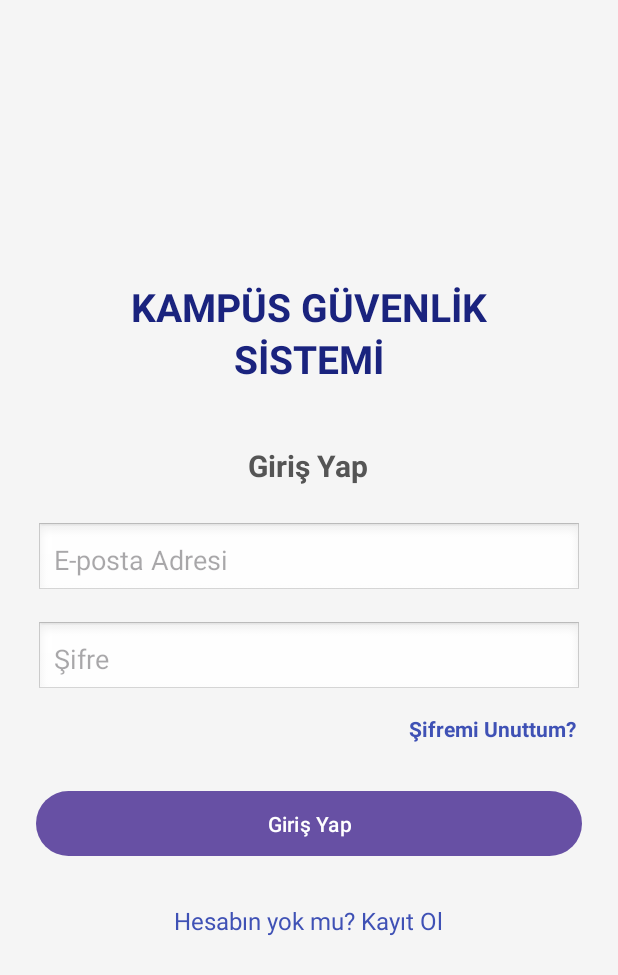
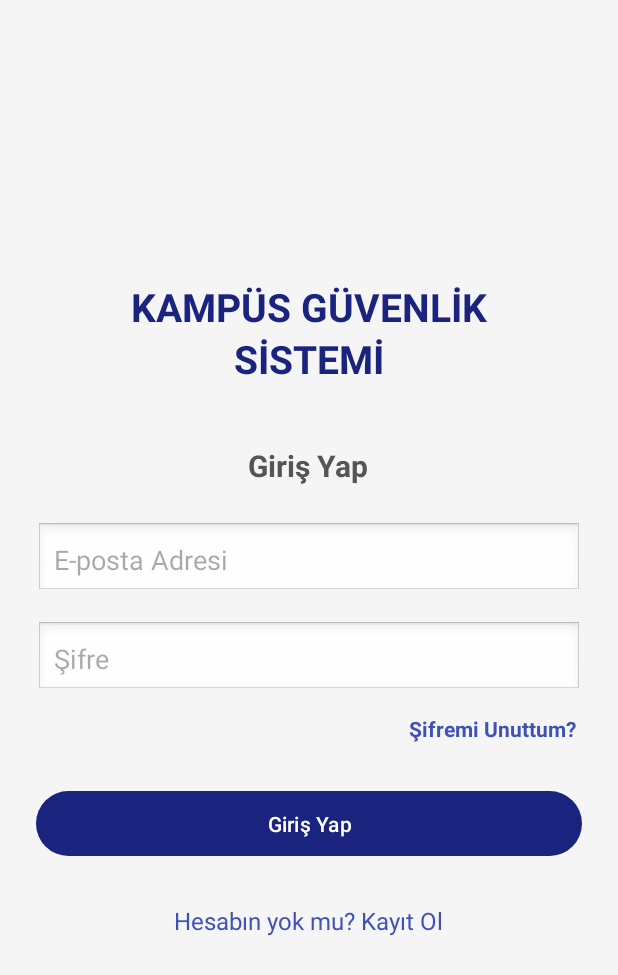
Before and after one commit to alisemiz/Akilli_Kampus_Uygulamasi, an Android app: the screen it shows after launch (MainActivity), on a phone screen of 412 x 824 dp. Shown: the top 975 px of the screen. Run offline under Robolectric (Android 15) with nearby library versions, the phone set to English and light mode, and no system bars; our stand-ins replace Firebase (no records; nobody signed in at launch, a user with empty details on screens opened directly), navigation-ui.

Commit message:
Uygulamanın karanlık ve aydınlık moda uygun tasarımı yapıldı.

```diff
--- a/app/src/main/res/values-night/themes.xml
+++ b/app/src/main/res/values-night/themes.xml
@@ -1,7 +1,18 @@
 <resources xmlns:tools="http://schemas.android.com/tools">
-    <!-- Base application theme. -->
     <style name="Base.Theme.Akilli_Kampus_Uygulamasi" parent="Theme.Material3.DayNight.NoActionBar">
-        <!-- Customize your dark theme here. -->
-        <!-- <item name="colorPrimary">@color/my_dark_primary</item> -->
     </style>
+
+    <style name="Theme.Akilli_Kampus_Uygulamasi" parent="Base.Theme.Akilli_Kampus_Uygulamasi">
+
+        <item name="colorPrimary">@color/dark_primary</item>
+        <item name="colorOnPrimary">@color/dark_onPrimary</item>
+        <item name="colorPrimaryContainer">@color/dark_primary</item>
+        <item name="colorOnPrimaryContainer">@color/dark_onPrimary</item>
+
+        <item name="colorSecondary">@color/dark_secondary</item>
+        <item name="colorOnSecondary">@color/dark_onSecondary</item>
+        <item name="colorSecondaryContainer">@color/dark_secondary</item>
+
+        <item name="android:colorBackground">@color/dark_background</item> <item name="colorSurface">@color/dark_surface</item> <item name="colorOnSurface">@color/dark_onSurface</item> <item name="android:statusBarColor">@color/dark_background</item>
+        <item name="android:windowLightStatusBar">false</item> </style>
 </resources>
--- a/app/src/main/res/values/colors.xml
+++ b/app/src/main/res/values/colors.xml
@@ -1,5 +1,25 @@
 <?xml version="1.0" encoding="utf-8"?>
 <resources>
-    <color name="black">#FF000000</color>
-    <color name="white">#FFFFFFFF</color>
+    <color name="light_primary">#1A237E</color>
+    <color name="light_onPrimary">#FFFFFF</color>
+    <color name="light_secondary">#FFC107</color>
+    <color name="light_onSecondary">#212121</color>
+    <color name="light_background">#F5F7FA</color>
+    <color name="light_surface">#FFFFFF</color>
+    <color name="light_onSurface">#1C1B1F</color>
+    <color name="dark_primary">#9FA8DA</color>
+    <color name="dark_onPrimary">#1A237E</color>
+    <color name="dark_secondary">#FFD54F</color>
+    <color name="dark_onSecondary">#3E2723</color>
+    <color name="dark_background">#121212</color>
+    <color name="dark_surface">#1E1E1E</color>
+    <color name="dark_onSurface">#E6E1E5</color>
+    <color name="status_red_light">#D32F2F</color>
+    <color name="status_red_dark">#EF9A9A</color>
+
+    <color name="status_green_light">#388E3C</color>
+    <color name="status_green_dark">#A5D6A7</color>
+
+    <color name="status_orange_light">#F57C00</color>
+    <color name="status_orange_dark">#FFCC80</color>
 </resources>
--- a/app/src/main/res/values/themes.xml
+++ b/app/src/main/res/values/themes.xml
@@ -1,9 +1,21 @@
 <resources xmlns:tools="http://schemas.android.com/tools">
-    <!-- Base application theme. -->
     <style name="Base.Theme.Akilli_Kampus_Uygulamasi" parent="Theme.Material3.DayNight.NoActionBar">
-        <!-- Customize your light theme here. -->
-        <!-- <item name="colorPrimary">@color/my_light_primary</item> -->
     </style>
 
-    <style name="Theme.Akilli_Kampus_Uygulamasi" parent="Base.Theme.Akilli_Kampus_Uygulamasi" />
+    <style name="Theme.Akilli_Kampus_Uygulamasi" parent="Base.Theme.Akilli_Kampus_Uygulamasi">
+
+        <item name="colorPrimary">@color/light_primary</item>
+        <item name="colorOnPrimary">@color/light_onPrimary</item>
+        <item name="colorPrimaryContainer">@color/light_primary</item> <item name="colorOnPrimaryContainer">@color/light_onPrimary</item>
+
+        <item name="colorSecondary">@color/light_secondary</item>
+        <item name="colorOnSecondary">@color/light_onSecondary</item>
+        <item name="colorSecondaryContainer">@color/light_secondary</item>
+
+        <item name="android:colorBackground">@color/light_background</item>
+        <item name="colorSurface">@color/light_surface</item>
+        <item name="colorOnSurface">@color/light_onSurface</item>
+
+        <item name="android:statusBarColor">@color/light_primary</item>
+        <item name="android:windowLightStatusBar">false</item> </style>
 </resources>
```
